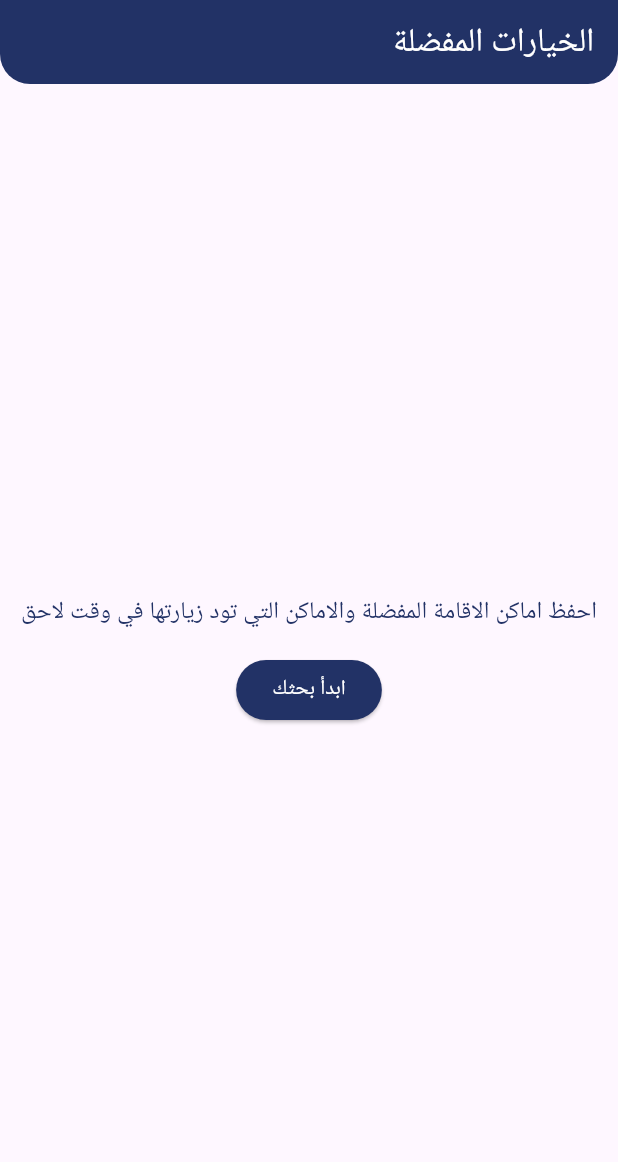
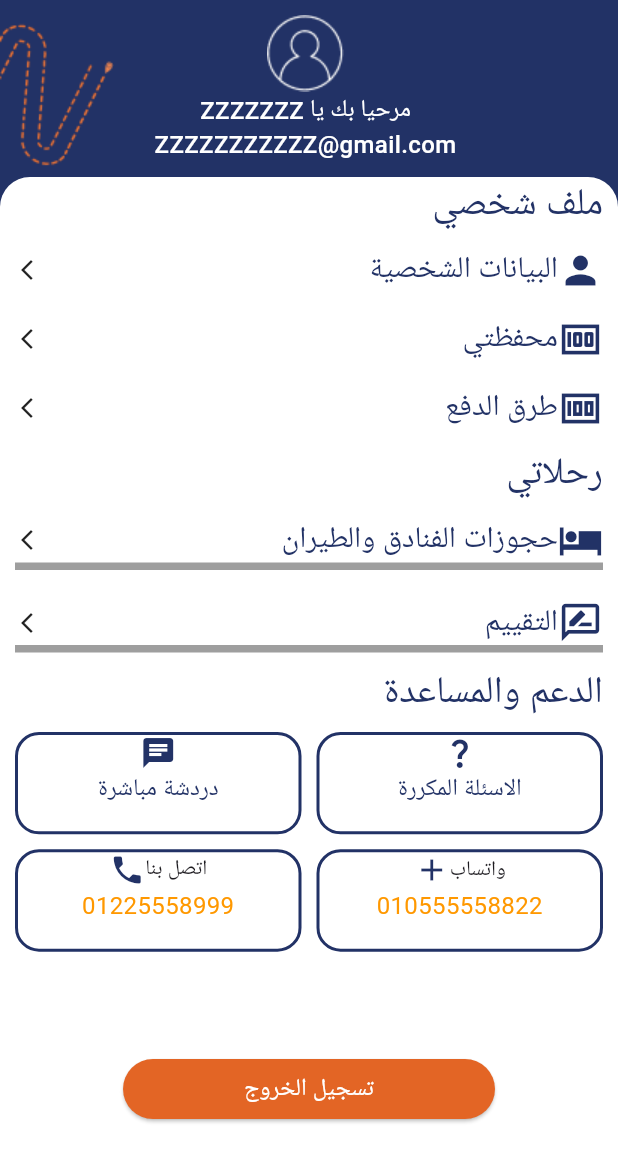
Before and after one commit to ahmedemara231/tawfik_project, a Flutter app: the screen it shows after launch, on a phone screen of 412 x 824 dp. Shown: the top 1162 px of the screen. Run offline on Flutter 3.47's test engine with Material 3 defaults, Android fonts, the phone set to English and light mode, and no system bars; our stand-ins replace hexcolor.

Commit message:
add profile

```diff
--- a/lib/constants.dart
+++ b/lib/constants.dart
@@ -1,5 +1,4 @@
 import 'dart:ui';
-
 import 'package:hexcolor/hexcolor.dart';
 
 class Constants
--- a/lib/favorite.dart
+++ b/lib/favorite.dart
@@ -14,7 +14,7 @@ class Favorites extends StatelessWidget {
           Container(
             clipBehavior: Clip.antiAliasWithSaveLayer,
             decoration: const BoxDecoration(
-              borderRadius: BorderRadius.vertical(bottom: Radius.circular(20))
+              borderRadius: BorderRadius.vertical(bottom: Radius.circular(30))
             ),
             child: AppBar(
               backgroundColor: Constants.blueAppColor,
@@ -22,14 +22,26 @@ class Favorites extends StatelessWidget {
             ),
           ),
           const Spacer(),
-          MyText(text: 'احفظ اماكن الاقامة المفضلة والاماكن التي تود زيارتها في وقت لاحق',color: Constants.blueAppColor,fontSize: 16,),
-          const SizedBox(
-            height: 16,
+          Padding(
+            padding: const EdgeInsets.symmetric(horizontal: 12.0),
+            child: Column(
+              children: [
+                MyText(
+                  text: 'احفظ اماكن الاقامة المفضلة والاماكن التي تود زيارتها في وقت لاحق',
+                  color: Constants.blueAppColor,
+                  fontSize: 20,
+                  fontWeight: FontWeight.w500,
+                ),
+                const SizedBox(
+                  height: 18,
+                ),
+                ElevatedButton(
+                    onPressed: () {},
+                    style: ElevatedButton.styleFrom(backgroundColor: Constants.blueAppColor),
+                    child: MyText(text: 'ابدأ بحثك',color: Colors.white,)),
+              ],
+            ),
           ),
-          ElevatedButton(
-              onPressed: () {},
-              style: ElevatedButton.styleFrom(backgroundColor: Constants.blueAppColor),
-              child: MyText(text: 'ابدأ بحثك',color: Colors.white,)),
 
           const Spacer()
         ],
--- a/lib/main.dart
+++ b/lib/main.dart
@@ -2,6 +2,7 @@ import 'package:flutter/material.dart';
 import 'package:flutter_localizations/flutter_localizations.dart';
 import 'package:tawfik_project/favorite.dart';
 import 'package:tawfik_project/home/home.dart';
+import 'package:tawfik_project/profile/profile.dart';
 
 void main() {
   runApp(const MyApp());
@@ -26,7 +27,7 @@ class MyApp extends StatelessWidget {
           GlobalWidgetsLocalizations.delegate,
           // IntlLocalizations.delegate,
         ],
-        home: Favorites()
+        home: Profile()
     );
   }
 }
--- /dev/null
+++ b/lib/profile/help_options.dart
@@ -0,0 +1,51 @@
+import 'package:flutter/cupertino.dart';
+import 'package:flutter/material.dart';
+import 'package:tawfik_project/constants.dart';
+import 'package:tawfik_project/modules/myText.dart';
+
+class HelpOptions extends StatelessWidget {
+
+  String? optionName;
+  IconData optionIcon;
+  Color optionColor;
+  String text;
+
+  HelpOptions({super.key,
+    required this.optionName,
+    required this.optionIcon,
+    required this.optionColor,
+    required this.text,
+  });
+
+  @override
+  Widget build(BuildContext context) {
+    return Container(
+      decoration: BoxDecoration(
+        borderRadius: BorderRadius.circular(16),
+        border: Border(
+          bottom: BorderSide(color: Constants.blueAppColor,width: 2),
+          top: BorderSide(color: Constants.blueAppColor,width: 2),
+          left: BorderSide(color: Constants.blueAppColor,width: 2),
+          right: BorderSide(color: Constants.blueAppColor,width: 2),
+        )
+      ),
+      child: Padding(
+        padding: const EdgeInsets.symmetric(horizontal: 8.0),
+        child: Column(
+          mainAxisSize: MainAxisSize.min,
+          children: [
+            Row(
+              mainAxisAlignment: MainAxisAlignment.center,
+              children: [
+                if(optionName != null)
+                  MyText(text: optionName!),
+                Icon(optionIcon,color: Constants.blueAppColor,),
+              ],
+            ),
+            MyText(text: text,fontSize: 16,color: optionColor,)
+          ],
+        ),
+      ),
+    );
+  }
+}
--- /dev/null
+++ b/lib/profile/profile.dart
@@ -0,0 +1,151 @@
+import 'package:flutter/material.dart';
+import 'package:tawfik_project/constants.dart';
+import 'package:tawfik_project/modules/myText.dart';
+import 'package:tawfik_project/profile/profile_options.dart';
+
+import 'help_options.dart';
+
+class Profile extends StatelessWidget {
+  Profile({super.key});
+
+  final List<Widget> options1 =
+  [
+    ProfileOptions(icon: Icons.person, optionName: 'البيانات الشخصية'),
+    Padding(
+      padding: const EdgeInsets.symmetric(vertical: 16.0),
+      child: ProfileOptions(icon: Icons.money, optionName: 'محفظتي'),
+    ),
+    ProfileOptions(icon: Icons.money_sharp, optionName: 'طرق الدفع'),
+  ];
+
+  final List<Widget> options2 =
+  [
+    Padding(
+      padding: const EdgeInsets.symmetric(vertical: 12.0),
+      child: Column(
+        children: [
+          ProfileOptions(icon: Icons.hotel_sharp, optionName: 'حجوزات الفنادق والطيران'),
+          Container(
+            height: 5,
+            color: Colors.grey,
+          )
+        ],
+      ),
+    ),
+    Padding(
+      padding: const EdgeInsets.symmetric(vertical: 8.0),
+      child: Column(
+        children: [
+          ProfileOptions(icon: Icons.rate_review_outlined, optionName: 'التقييم'),
+          Container(
+            height: 5,
+            color: Colors.grey,
+          )
+        ],
+      ),
+    ),
+  ];
+
+  List<HelpOptions> helpOptions =
+  [
+    HelpOptions(optionName: null, optionIcon: Icons.question_mark, optionColor: Constants.blueAppColor, text: 'الاسئلة المكررة'),
+    HelpOptions(optionName: null, optionIcon: Icons.chat, optionColor: Constants.blueAppColor, text: 'دردشة مباشرة'),
+    HelpOptions(optionName: 'واتساب', optionIcon: Icons.add, optionColor: Colors.orange, text: '010555558822'),
+    HelpOptions(optionName: 'اتصل بنا', optionIcon: Icons.phone, optionColor: Colors.orange, text: '01225558999')
+  ];
+
+  @override
+  Widget build(BuildContext context) {
+    return Scaffold(
+      backgroundColor: Constants.blueAppColor,
+      body: SafeArea(
+        child: Padding(
+          padding: const EdgeInsets.only(top: 8.0),
+          child: Column(
+            children: [
+              Row(
+                children: [
+                  const Spacer(flex: 4,),
+                  Column(
+                    children: [
+                      Image.asset('images/user--profile_1_.png'),
+                      MyText(text: 'مرحيا بك يا ZZZZZZZ',color: Colors.white,fontWeight: FontWeight.w500,fontSize: 16,),
+                      Padding(
+                        padding: const EdgeInsets.only(bottom: 8.0),
+                        child: MyText(text: 'ZZZZZZZZZZZ@gmail.com',color: Colors.white,fontWeight: FontWeight.w500,fontSize: 16),
+                      ),
+                    ],
+                  ),
+                  const Spacer(),
+                  Image.asset('images/Layer 1.png'),
+                ],
+              ),
+              Expanded(
+                child: Container(
+                  decoration: const BoxDecoration(
+                    color: Colors.white,
+                    borderRadius: BorderRadius.vertical(top: Radius.circular(20))
+                  ),
+                  child: Padding(
+                    padding: const EdgeInsets.symmetric(horizontal: 10.0),
+                    child: Column(
+                      crossAxisAlignment: CrossAxisAlignment.start,
+                      children: [
+                        MyText(text: 'ملف شخصي',fontSize: 25,fontWeight: FontWeight.w500,color: Constants.blueAppColor,),
+                        Padding(
+                          padding: const EdgeInsets.symmetric(vertical: 10.0),
+                          child: Column(
+                            children: List.generate(
+                                options1.length,
+                                    (index) => InkWell(
+                                      onTap: () {},
+                                        child: options1[index]),
+                            ),
+                          ),
+                        ),
+                        MyText(text: 'رحلاتي',fontSize: 25,fontWeight: FontWeight.w500,color: Constants.blueAppColor,),
+                        Column(
+                          children: List.generate(
+                            options2.length,
+                                (index) => InkWell(
+                                onTap: () {},
+                                child: options2[index]),
+                          ),
+                        ),
+                        MyText(text: 'الدعم والمساعدة',fontSize: 25,fontWeight: FontWeight.w500,color: Constants.blueAppColor,),
+                        Padding(
+                          padding: const EdgeInsets.symmetric(vertical: 8.0),
+                          child: SizedBox(
+                            height: MediaQuery.of(context).size.height/4,
+                              child: GridView.builder(
+                                gridDelegate: const SliverGridDelegateWithFixedCrossAxisCount(crossAxisCount: 2,childAspectRatio: 2.8,crossAxisSpacing: 10,mainAxisSpacing: 10),
+                                itemBuilder:(context, index) => InkWell(
+                                  onTap: () {},
+                                    child: helpOptions[index]),
+                                itemCount: helpOptions.length,
+                              ),
+                        )
+                    ),
+                        Align(
+                          alignment: Alignment.center,
+                          child: ElevatedButton(
+                              onPressed: () {},
+                              style: ElevatedButton.styleFrom(
+                                backgroundColor: Constants.orangeAppColor,
+                              ),
+                              child: SizedBox(
+                                width: 200,
+                                  child: Center(child: MyText(text: 'تسجيل الخروج',color: Colors.white,fontSize: 16,fontWeight: FontWeight.w500,)))),
+                        )
+                        ]
+                    ),
+                  ),
+              )
+          ),
+          ]
+         ),
+        )
+      ),
+    );
+  }
+}
--- /dev/null
+++ b/lib/profile/profile_options.dart
@@ -0,0 +1,26 @@
+import 'package:flutter/material.dart';
+import 'package:tawfik_project/constants.dart';
+import 'package:tawfik_project/modules/myText.dart';
+
+class ProfileOptions extends StatelessWidget {
+
+  IconData icon;
+  String optionName;
+
+  ProfileOptions({super.key,
+    required this.icon,
+    required this.optionName,
+  });
+
+  @override
+  Widget build(BuildContext context) {
+    return Row(
+      children: [
+        Icon(icon,color: Constants.blueAppColor,size: 30,),
+        MyText(text: optionName,fontWeight: FontWeight.w500,color: Constants.blueAppColor,fontSize: 20,),
+        const Spacer(),
+        const Icon(Icons.arrow_forward_ios,size: 16,)
+      ],
+    );
+  }
+}
```
Also changed, not shown: images/Layer 1.png (added), images/user--profile_1_.png (added).
